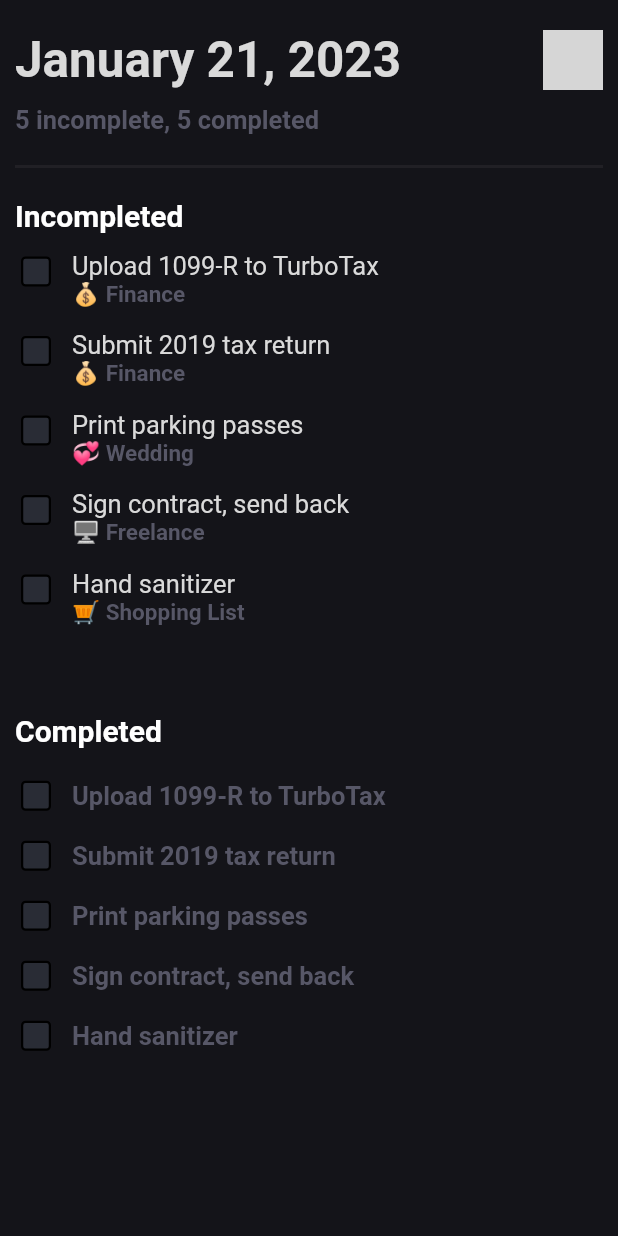
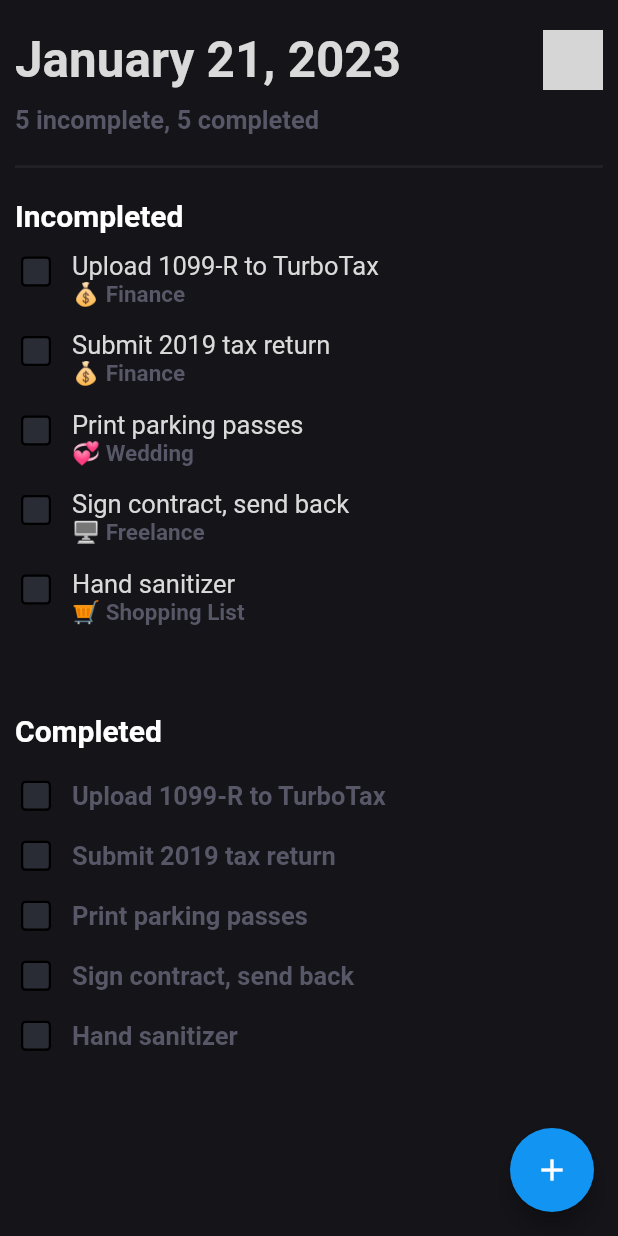
Before and after one commit to EdzonBolivar11/ToDoAppFlutter, a Flutter app: the screen it shows after launch, on a phone screen of 412 x 824 dp. Run offline on Flutter 3.47's test engine with Material 2 defaults, Android fonts, the phone set to English and light mode, and no system bars; grey boxes are pictures that could not be loaded.

Commit message:
Add task screen created and custom text fields

```diff
--- a/lib/main.dart
+++ b/lib/main.dart
@@ -16,7 +16,7 @@ class ToDoApp extends StatelessWidget {
       debugShowCheckedModeBanner: false,
       title: 'To Do App',
       theme: darkTheme,
-      home: const Home(),
+      home: const HomeScreen(),
     );
   }
 }
--- a/lib/presentation/screens/home/home.dart
+++ b/lib/presentation/screens/home/home.dart
@@ -1,9 +1,15 @@
 import 'package:flutter/material.dart';
 import 'package:to_do_app/data/models/list.dart';
+import 'package:to_do_app/presentation/screens/add_task/add_task.dart';
 import 'package:to_do_app/presentation/widgets/widgets.dart';
 
-class Home extends StatelessWidget {
-  const Home({Key? key}) : super(key: key);
+class HomeScreen extends StatelessWidget {
+  const HomeScreen({Key? key}) : super(key: key);
+
+  void navigateTo(BuildContext context) {
+    Navigator.push(
+        context, MaterialPageRoute(builder: (context) => AddTaskScreen()));
+  }
 
   @override
   Widget build(BuildContext context) {
@@ -12,6 +18,7 @@ class Home extends StatelessWidget {
         completed: ListItems.todoCompletedList());
 
     return Screen(
+      onPressedAction: () => navigateTo(context),
       child: Column(
         children: [
           TopBar(),
--- a/lib/presentation/widgets/screen/screen.dart
+++ b/lib/presentation/widgets/screen/screen.dart
@@ -3,19 +3,27 @@ import 'package:flutter/services.dart';
 
 class Screen extends StatelessWidget {
   final Widget child;
+  final void Function()? onPressedAction;
 
-  const Screen({Key? key, required this.child}) : super(key: key);
+  const Screen({Key? key, required this.child, this.onPressedAction})
+      : super(key: key);
 
   @override
   Widget build(BuildContext context) {
     return AnnotatedRegion<SystemUiOverlayStyle>(
         value: SystemUiOverlayStyle.light,
         child: Scaffold(
-          body: SafeArea(
-              child: Padding(
-            padding: EdgeInsets.fromLTRB(10, 20, 10, 15),
-            child: child,
-          )),
-        ));
+            body: SafeArea(
+                child: Padding(
+              padding: EdgeInsets.fromLTRB(10, 20, 10, 15),
+              child: child,
+            )),
+            floatingActionButton: onPressedAction != null
+                ? FloatingActionButton(
+                    onPressed: onPressedAction,
+                    backgroundColor: Color(0xFF1294f2),
+                    child: const Icon(Icons.add, color: Colors.white),
+                  )
+                : null));
   }
 }
--- a/lib/presentation/widgets/widgets.dart
+++ b/lib/presentation/widgets/widgets.dart
@@ -4,3 +4,4 @@ export 'package:to_do_app/presentation/widgets/separator/separator.dart';
 export 'package:to_do_app/presentation/widgets/text/widgets.dart';
 export 'package:to_do_app/presentation/widgets/list_to_do/list.dart';
 export 'package:to_do_app/presentation/widgets/checkbox/checkbox.dart';
+export 'package:to_do_app/presentation/widgets/text_field/text_field.dart';
```
Also changed, not shown: lib/presentation/screens/add_task/add_task.dart (added, +33 -0 lines), lib/presentation/widgets/text_field/text_field.dart (added, +25 -0 lines).
